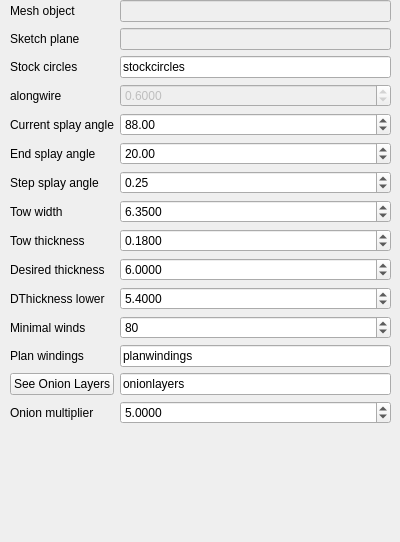
Qt form freecadmacros/genconstthickonstockcirclestask.ui (trilbytim/geodesic) before a commit.
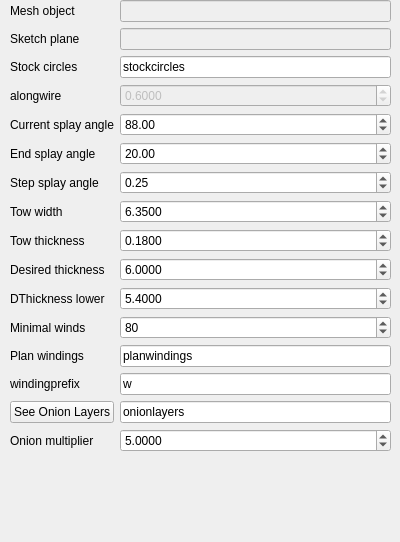
The same form after that commit.

Commit message: make a new windingprefix and thickness offset

Diff of the .ui file:
```diff
--- a/freecadmacros/genconstthickonstockcirclestask.ui
+++ b/freecadmacros/genconstthickonstockcirclestask.ui
@@ -323,6 +323,20 @@
       </property>
      </widget>
     </item>
+    <item row="13" column="0">
+     <widget class="QLabel" name="labwindingprefix">
+      <property name="text">
+       <string>windingprefix</string>
+      </property>
+     </widget>
+    </item>
+    <item row="13" column="1">
+     <widget class="QLineEdit" name="qwindingprefix">
+      <property name="text">
+       <string>w</string>
+      </property>
+     </widget>
+    </item>
    </layout>
   </widget>
  </widget>
```
The commit also changes 5 other files.
